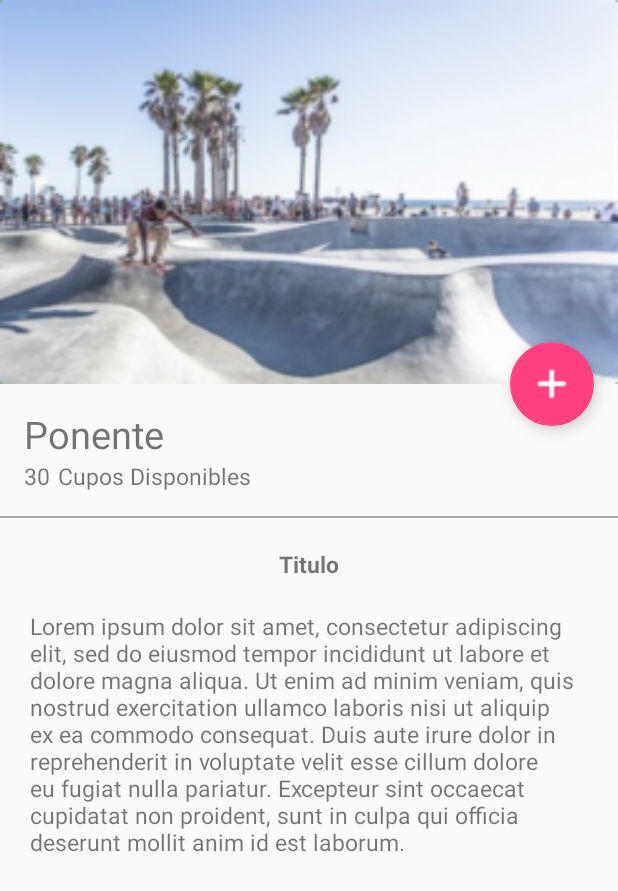
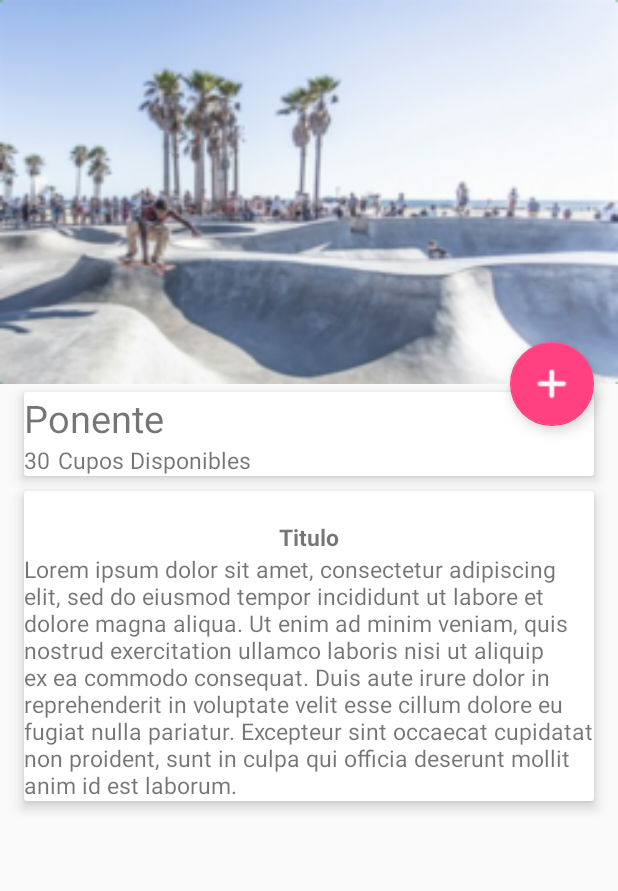
Before and after one commit to angelotapullima/conecit2018, an Android app: the layout activity_details_taller1.xml on its own in the app's theme, with its tools: preview values and no code run, on a phone screen of 412 x 824 dp. Shown: the top 891 px of the screen. Run offline under Robolectric (Android 15) with nearby library versions, the phone set to English and light mode, and no system bars.

```diff
--- a/app/build.gradle
+++ b/app/build.gradle
@@ -23,7 +23,6 @@ dependencies {
     implementation fileTree(dir: 'libs', include: ['*.jar'])
     implementation 'com.android.support:appcompat-v7:27.1.1'
     implementation 'com.android.support:cardview-v7:27.1.1'
-    implementation 'com.google.code.gson:gson:2.8.2'
     implementation 'com.android.support:recyclerview-v7:27.1.1'
     implementation 'com.android.support.constraint:constraint-layout:1.1.0'
     implementation 'com.android.support:support-v4:27.1.1'
@@ -32,8 +31,8 @@ dependencies {
     annotationProcessor 'com.github.bumptech.glide:compiler:4.6.1'
     implementation 'com.google.firebase:firebase-core:12.0.1'
     implementation 'com.google.firebase:firebase-auth:12.0.1'
+    implementation 'com.google.firebase:firebase-messaging:12.0.1'
     implementation 'com.google.firebase:firebase-database:12.0.1'
-    implementation 'com.roughike:bottom-bar:2.3.1'
     implementation 'com.android.volley:volley:1.1.0'
     testImplementation 'junit:junit:4.12'
     androidTestImplementation 'com.android.support.test:runner:1.0.2'
--- a/app/src/main/java/com/conecit/angelo/conecit2018/fragments/ConcursosFragment.java
+++ b/app/src/main/java/com/conecit/angelo/conecit2018/fragments/ConcursosFragment.java
@@ -31,8 +31,7 @@ import com.conecit.angelo.conecit2018.R;
 import com.conecit.angelo.conecit2018.adapters.ConcursosAdapterRecyclerview;
 import com.conecit.angelo.conecit2018.model.DatosConcursos;
 import com.conecit.angelo.conecit2018.model.SingletonConecit;
-import com.google.gson.Gson;
-import com.google.gson.reflect.TypeToken;
+
 
 import org.json.JSONArray;
 import org.json.JSONException;
--- a/app/src/main/res/layout/activity_details_taller1.xml
+++ b/app/src/main/res/layout/activity_details_taller1.xml
@@ -50,22 +50,31 @@
             android:layout_width="match_parent"
             android:layout_height="match_parent"
             android:orientation="vertical"
-            android:paddingTop="@dimen/activity_vertical_margin">
+            android:layout_marginBottom="10dp">
+
+            <android.support.v7.widget.CardView
+                android:layout_width="match_parent"
+                android:layout_height="wrap_content"
+                app:cardElevation="5dp"
+                android:layout_marginLeft="@dimen/activity_vertical_margin"
+                android:layout_marginRight="@dimen/activity_vertical_margin"
+                android:layout_marginTop="5dp"
+                >
+                <LinearLayout
+                    android:layout_width="match_parent"
+                    android:layout_height="wrap_content"
+                    android:orientation="vertical">
                     <TextView
                         android:layout_width="wrap_content"
                         android:layout_height="wrap_content"
                         android:id="@+id/usernameDt"
                         android:textSize="@dimen/textsize_usernameDetails"
                         android:text="@string/ponente_card"
-                android:paddingLeft="@dimen/activity_vertical_margin"
-                android:paddingRight="@dimen/activity_vertical_margin"/>
+                        />
                     <LinearLayout
                         android:layout_width="match_parent"
                         android:layout_height="wrap_content"
-                android:orientation="horizontal"
-                android:paddingBottom="@dimen/activity_vertical_margin"
-                android:paddingLeft="@dimen/activity_vertical_margin"
-                android:paddingRight="@dimen/activity_vertical_margin">
+                        android:orientation="horizontal">
                         <TextView
 
                             android:layout_width="wrap_content"
@@ -85,10 +94,23 @@
                             />
 
                     </LinearLayout>
-            <View
+
+                </LinearLayout>
+
+
+            </android.support.v7.widget.CardView>
+            <android.support.v7.widget.CardView
                 android:layout_width="match_parent"
-                android:layout_height="@dimen/height_divider"
-                android:background="@android:color/darker_gray"/>
+                android:layout_height="match_parent"
+                app:cardElevation="5dp"
+                android:layout_marginRight="@dimen/activity_vertical_margin"
+                android:layout_marginBottom="@dimen/activity_vertical_margin"
+                android:layout_marginLeft="@dimen/activity_vertical_margin"
+                android:layout_marginTop="10dp">
+                <LinearLayout
+                    android:layout_width="match_parent"
+                    android:layout_height="wrap_content"
+                    android:orientation="vertical">
                     <TextView
 
                         android:layout_width="wrap_content"
@@ -105,13 +127,17 @@
                         android:layout_width="wrap_content"
                         android:layout_height="wrap_content"
                         android:id="@+id/descripcionDt"
-                android:paddingTop="@dimen/paddingtop_titleimageDetails"
-                android:paddingRight="@dimen/paddingtop_titleimageDetails"
-                android:paddingLeft="@dimen/paddingtop_titleimageDetails"
+
                         android:textSize="@dimen/disponibilidad_textsize"
                         android:text="@string/lorep_ipsun"
                         android:layout_gravity="center_horizontal"
                         />
+
+                </LinearLayout>
+            </android.support.v7.widget.CardView>
+
+
+
 
         </LinearLayout>
 
--- a/app/src/main/res/layout/fragment_conferencias.xml
+++ b/app/src/main/res/layout/fragment_conferencias.xml
@@ -17,6 +17,7 @@
 
         <android.support.v7.widget.RecyclerView
             android:id="@+id/confeRecycler"
+            android:background="#ECECEC"
             android:layout_width="match_parent"
             android:layout_height="match_parent"/>
 
--- a/app/src/main/res/values/dimens.xml
+++ b/app/src/main/res/values/dimens.xml
@@ -19,4 +19,5 @@
     <dimen name="paddingtop_titleimageDetails">20dp</dimen>
     <!-- Default screen margins, per the Android Design guidelines. -->
     <dimen name="activity_horizontal_margin">16dp</dimen>
+
 </resources>
--- a/app/src/main/res/values/strings.xml
+++ b/app/src/main/res/values/strings.xml
@@ -38,4 +38,8 @@
     <string name="conecit">Conecit 2018</string>
     <string name="titulo_concursos">Concurso de Programación</string>
 
+
+
+
+
 </resources>
```
Also changed, not shown: app/src/main/AndroidManifest.xml (+23 -0 lines), app/src/main/java/com/conecit/angelo/conecit2018/InscripcionTallerActivity.java (+9 -9 lines), app/src/main/java/com/conecit/angelo/conecit2018/MyFirebaseInstanceIDService.java (added, +19 -0 lines), app/src/main/java/com/conecit/angelo/conecit2018/MyFirebaseMessagingService.java (added, +56 -0 lines), app/src/main/res/drawable/ic_search.xml (added, +9 -0 lines), app/src/main/res/layout/activity_inscripcion_taller.xml (+46 -2 lines), app/src/main/res/menu/menu.xml (+11 -1 lines). Lines whose indentation alone changed are shown as unchanged.
